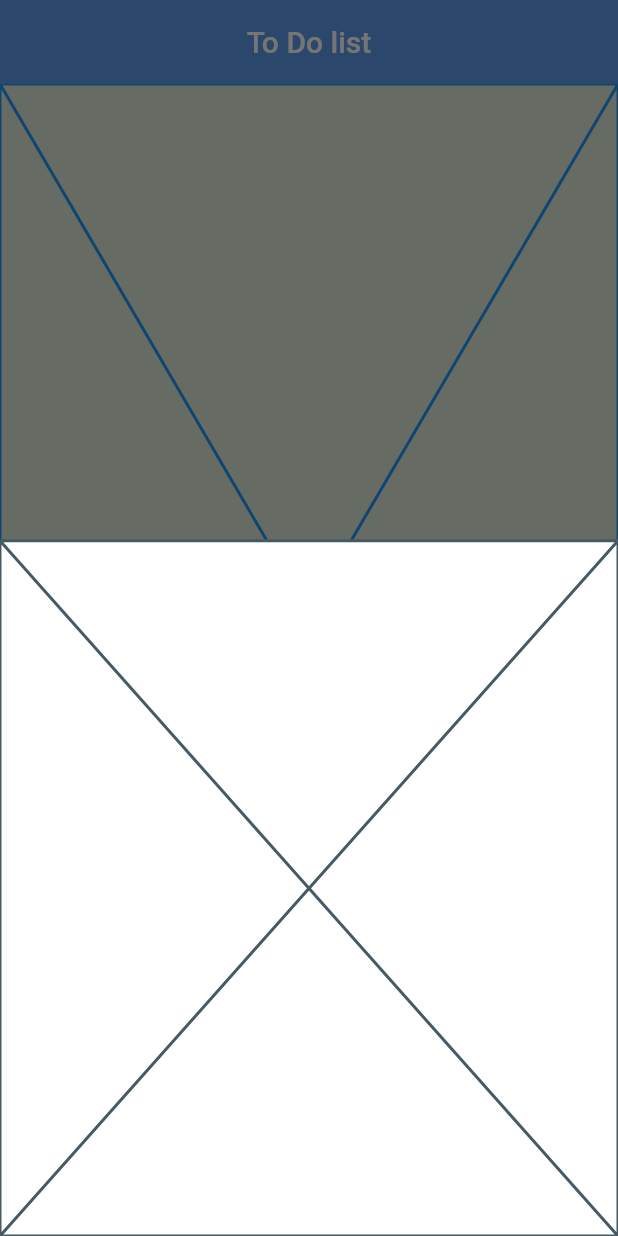
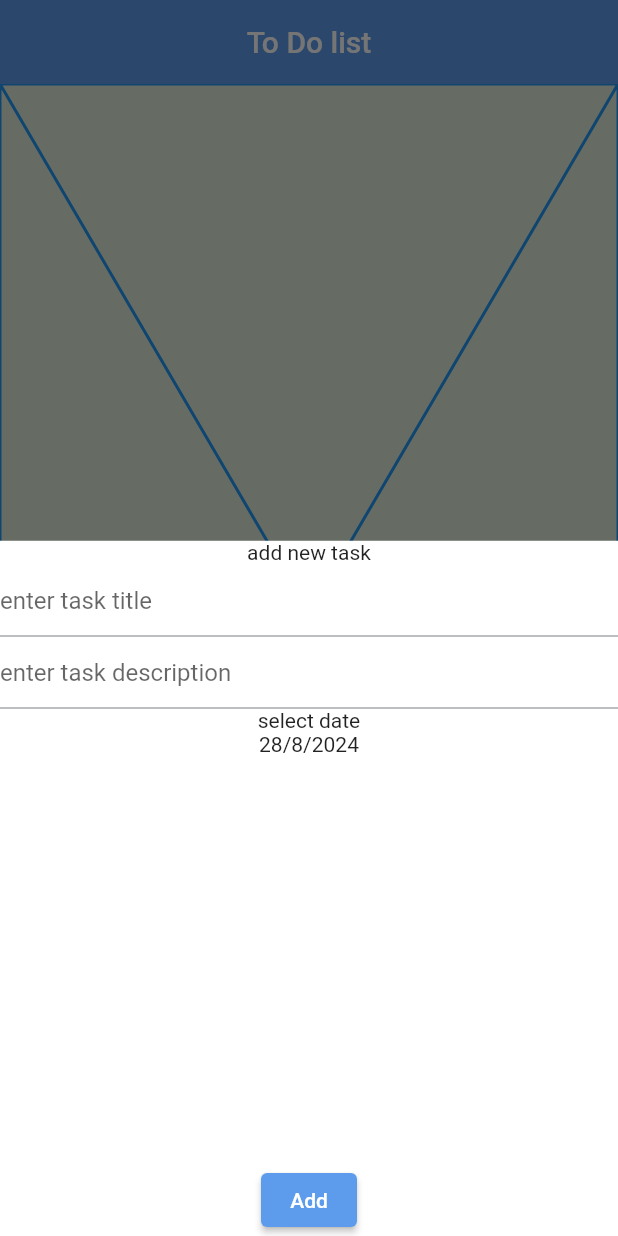
Before and after one commit to anasmohamed13/Todo, a Flutter app: the screen it shows after launch, after a tap on the "add" icon, on a phone screen of 412 x 824 dp. Run offline on Flutter 3.47's test engine with Material 3 defaults, Android fonts, the phone set to English and light mode, and no system bars.

Commit message:
first design for bottom sheet

```diff
--- a/lib/ui/screens/add_bottom_sheet/add_bottom_sheet.dart
+++ b/lib/ui/screens/add_bottom_sheet/add_bottom_sheet.dart
@@ -1,3 +1,5 @@
+// ignore_for_file: non_constant_identifier_names
+
 import 'package:flutter/material.dart';
 
 class AddBottomSheet extends StatelessWidget {
@@ -5,7 +7,24 @@ class AddBottomSheet extends StatelessWidget {
 
   @override
   Widget build(BuildContext context) {
-    return const Placeholder();
+    return Column(
+      children: [
+        const Text('add new task'),
+        const TextField(
+          decoration: InputDecoration(hintText: 'enter task title '),
+        ),
+        const TextField(
+          decoration: InputDecoration(hintText: 'enter task description'),
+        ),
+        const Text('select date'),
+        const Text('28/8/2024'),
+        const Spacer(),
+        ElevatedButton(
+          onPressed: () {},
+          child: const Text('Add'),
+        ),
+      ],
+    );
   }
 
   static void ShowBottomSheet(BuildContext context) {
```
